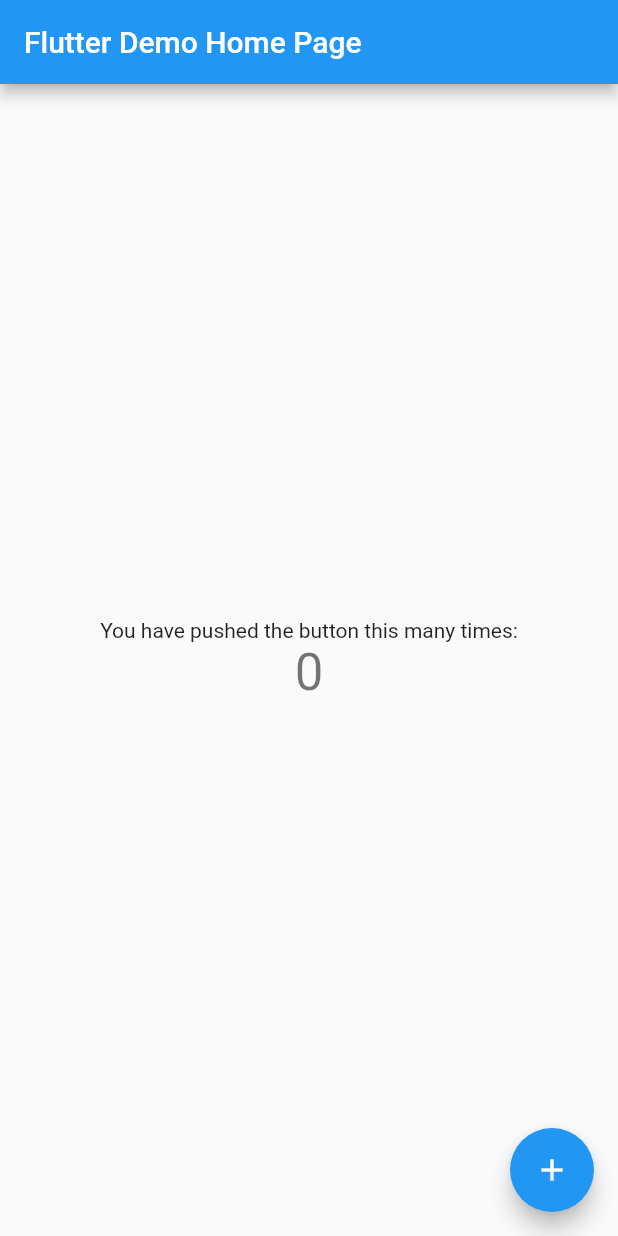
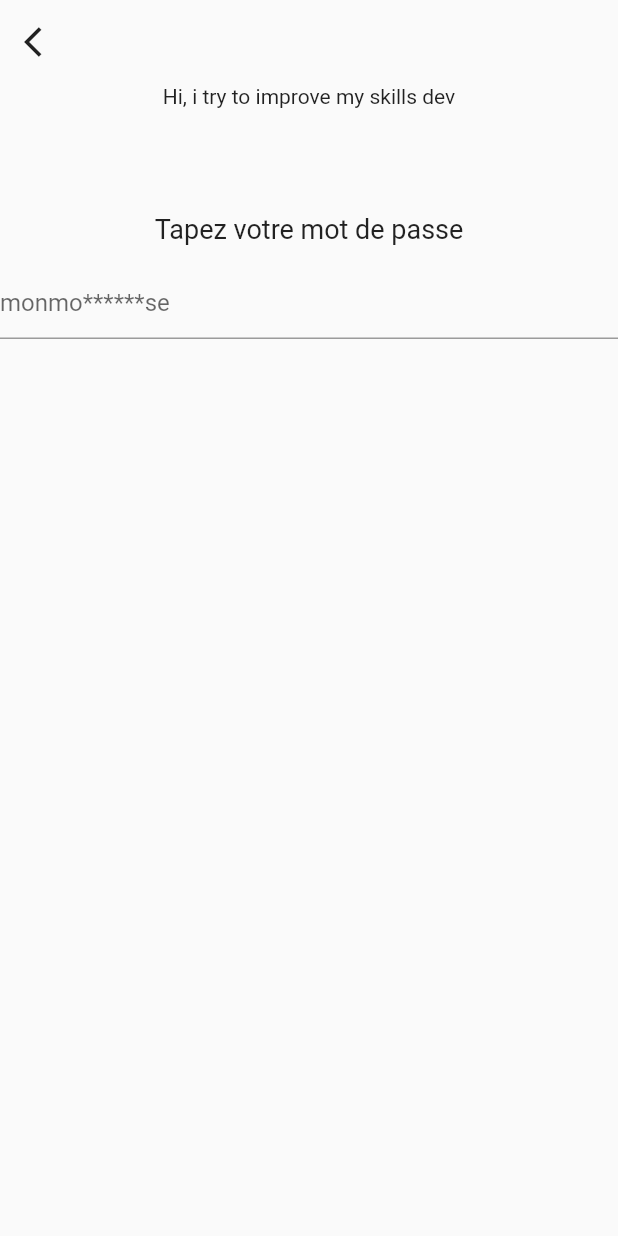
Before and after one commit to OD-ING/flutterappmobile, a Flutter app: the screen it shows after launch, on a phone screen of 412 x 824 dp. Run offline on Flutter 3.47's test engine with Material 2 defaults, Android fonts, the phone set to English and light mode, and no system bars.

Commit message:
initial commit

```diff
--- a/lib/main.dart
+++ b/lib/main.dart
@@ -1,115 +1,17 @@
+import 'package:appmobile/screens/guest/Auth.dart';
+import 'package:appmobile/screens/guest/Password.dart';
+import 'package:appmobile/screens/guest/Term.dart';
 import 'package:flutter/material.dart';
 
-void main() {
-  runApp(const MyApp());
-}
+void main() => runApp(App());
 
-class MyApp extends StatelessWidget {
-  const MyApp({Key? key}) : super(key: key);
-
-  // This widget is the root of your application.
+class App extends StatelessWidget {
   @override
   Widget build(BuildContext context) {
     return MaterialApp(
-      title: 'Flutter Demo',
-      theme: ThemeData(
-        // This is the theme of your application.
-        //
-        // Try running your application with "flutter run". You'll see the
-        // application has a blue toolbar. Then, without quitting the app, try
-        // changing the primarySwatch below to Colors.green and then invoke
-        // "hot reload" (press "r" in the console where you ran "flutter run",
-        // or simply save your changes to "hot reload" in a Flutter IDE).
-        // Notice that the counter didn't reset back to zero; the application
-        // is not restarted.
-        primarySwatch: Colors.blue,
-      ),
-      home: const MyHomePage(title: 'Flutter Demo Home Page'),
+      debugShowCheckedModeBanner: false,
+      title: 'Omeo',
+      home: PasswordScreen(),
     );
   }
 }
-
-class MyHomePage extends StatefulWidget {
-  const MyHomePage({Key? key, required this.title}) : super(key: key);
-
-  // This widget is the home page of your application. It is stateful, meaning
-  // that it has a State object (defined below) that contains fields that affect
-  // how it looks.
-
-  // This class is the configuration for the state. It holds the values (in this
-  // case the title) provided by the parent (in this case the App widget) and
-  // used by the build method of the State. Fields in a Widget subclass are
-  // always marked "final".
-
-  final String title;
-
-  @override
-  State<MyHomePage> createState() => _MyHomePageState();
-}
-
-class _MyHomePageState extends State<MyHomePage> {
-  int _counter = 0;
-
-  void _incrementCounter() {
-    setState(() {
-      // This call to setState tells the Flutter framework that something has
-      // changed in this State, which causes it to rerun the build method below
-      // so that the display can reflect the updated values. If we changed
-      // _counter without calling setState(), then the build method would not be
-      // called again, and so nothing would appear to happen.
-      _counter++;
-    });
-  }
-
-  @override
-  Widget build(BuildContext context) {
-    // This method is rerun every time setState is called, for instance as done
-    // by the _incrementCounter method above.
-    //
-    // The Flutter framework has been optimized to make rerunning build methods
-    // fast, so that you can just rebuild anything that needs updating rather
-    // than having to individually change instances of widgets.
-    return Scaffold(
-      appBar: AppBar(
-        // Here we take the value from the MyHomePage object that was created by
-        // the App.build method, and use it to set our appbar title.
-        title: Text(widget.title),
-      ),
-      body: Center(
-        // Center is a layout widget. It takes a single child and positions it
-        // in the middle of the parent.
-        child: Column(
-          // Column is also a layout widget. It takes a list of children and
-          // arranges them vertically. By default, it sizes itself to fit its
-          // children horizontally, and tries to be as tall as its parent.
-          //
-          // Invoke "debug painting" (press "p" in the console, choose the
-          // "Toggle Debug Paint" action from the Flutter Inspector in Android
-          // Studio, or the "Toggle Debug Paint" command in Visual Studio Code)
-          // to see the wireframe for each widget.
-          //
-          // Column has various properties to control how it sizes itself and
-          // how it positions its children. Here we use mainAxisAlignment to
-          // center the children vertically; the main axis here is the vertical
-          // axis because Columns are vertical (the cross axis would be
-          // horizontal).
-          mainAxisAlignment: MainAxisAlignment.center,
-          children: <Widget>[
-            const Text(
-              'You have pushed the button this many times:',
-            ),
-            Text(
-              '$_counter',
-              style: Theme.of(context).textTheme.headline4,
-            ),
-          ],
-        ),
-      ),
-      floatingActionButton: FloatingActionButton(
-        onPressed: _incrementCounter,
-        tooltip: 'Increment',
-        child: const Icon(Icons.add),
-      ), // This trailing comma makes auto-formatting nicer for build methods.
-    );
-  }
-}
--- /dev/null
+++ b/lib/screens/guest/Password.dart
@@ -0,0 +1,60 @@
+import 'package:flutter/material.dart';
+
+class PasswordScreen extends StatefulWidget {
+  const PasswordScreen({Key? key}) : super(key: key);
+
+  @override
+  State<PasswordScreen> createState() => _PasswordScreenState();
+}
+
+class _PasswordScreenState extends State<PasswordScreen> {
+  @override
+  Widget build(BuildContext context) {
+    return SafeArea(
+        child: Scaffold(
+          appBar: AppBar(
+            elevation: 0,
+            backgroundColor: Theme.of(context).scaffoldBackgroundColor,
+            titleSpacing: 0.0,
+            leading: IconButton(
+              color: Colors.black87,
+                onPressed: () {},
+                icon: Icon(
+                    Icons.arrow_back_ios,
+                ),
+            ),
+            // title: Text('Sing in'),
+          ),
+          body: Center(
+            child: Column(
+              children: [
+                Text('Hi, i try to improve my skills dev'),
+                SizedBox(
+                  height: 70.0,
+                ),
+                Form(
+                  child: Column(
+                    children: [
+                      Text('Tapez votre mot de passe',
+                        style: TextStyle(
+                          fontSize: 18,
+                        ),
+                      ),
+                      SizedBox(
+                        height: 15.0,
+                      ),
+                      TextFormField(
+                        decoration: InputDecoration(
+                          hintText: 'monmo******se',
+                        ),
+                      ),
+                    ]
+                  ),
+                ),
+              ],
+            ),
+          ),
+        ),
+    );
+  }
+}
```
Also changed, not shown: lib/screens/guest/Auth.dart (added, +117 -0 lines), lib/screens/guest/Term.dart (added, +91 -0 lines), 4 other files.
